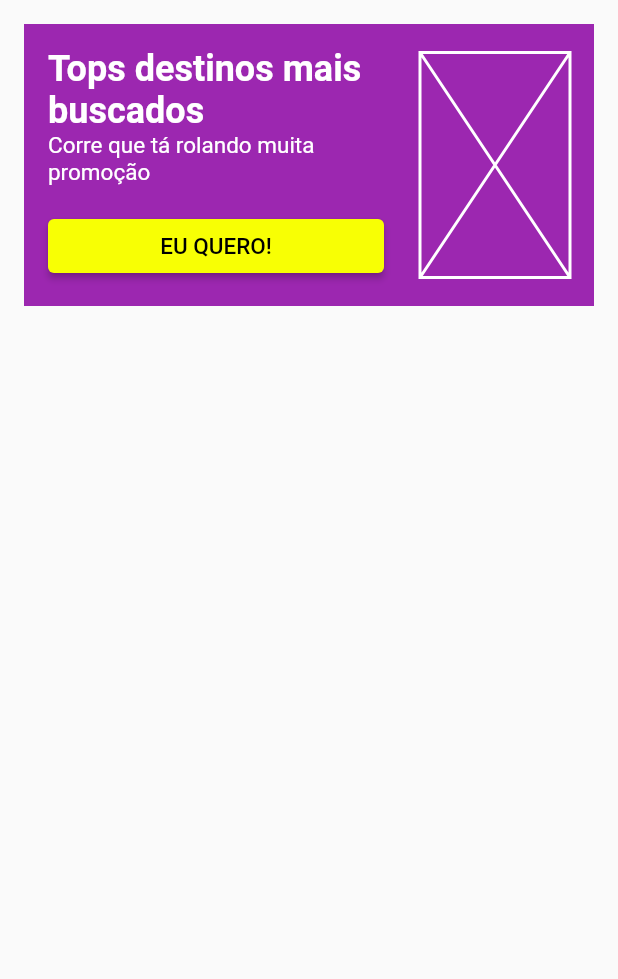
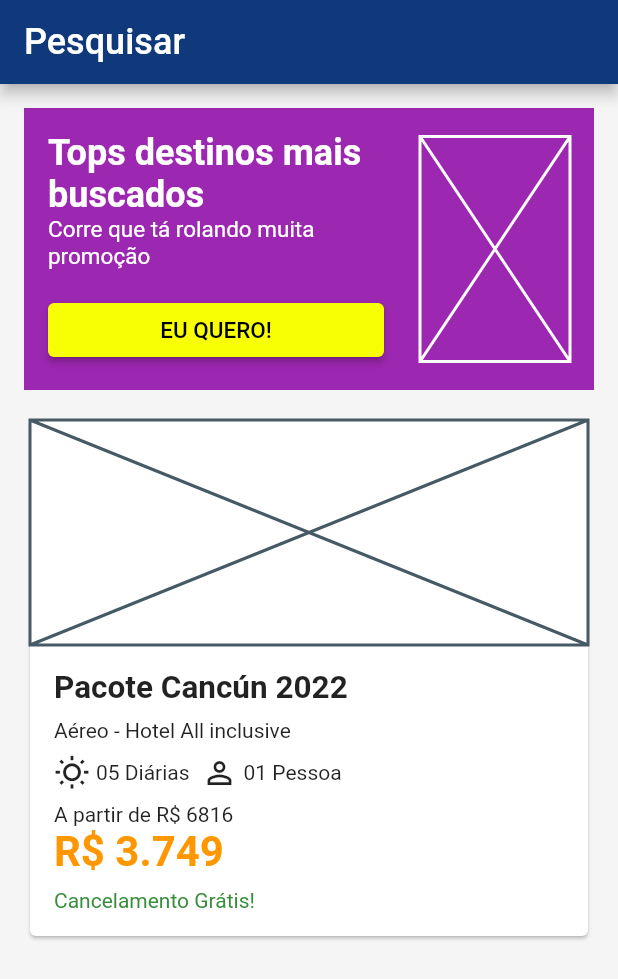
Before and after one commit to tarsisms/aula_914, a Flutter app: the screen it shows after launch, on a phone screen of 412 x 824 dp. Shown: the top 979 px of the screen. Run offline on Flutter 3.47's test engine with Material 2 defaults, Android fonts, the phone set to English and light mode, and no system bars.

Commit message:
Aula 07 - Interfaces Gráficas - 17/05
Nesta aula foram abordados elementos de interface gráfica por meio do  desenvolvimento de telas semelhantes ao aplicativo Hotel Urbano.

```diff
--- a/lib/home_page.dart
+++ b/lib/home_page.dart
@@ -11,10 +11,22 @@ class _HomePageState extends State<HomePage> {
   @override
   Widget build(BuildContext context) {
     return Scaffold(
-        body: ListView(
+      appBar: AppBar(
+        centerTitle: false,
+        backgroundColor: Color(0xFF10397B),
+        title: Text(
+          'Pesquisar',
+          style: TextStyle(
+            fontSize: 24
+          ),
+        ),
+      ),
+      backgroundColor: Colors.grey[100],
+      body: Padding(
+        padding: const EdgeInsets.all(16.0),
+        child: ListView(
           children: [
             Container(
-            margin: const EdgeInsets.all(16),
                 padding: const EdgeInsets.all(16),
                 color: Colors.purple,
                 child: Row(
@@ -63,7 +75,63 @@ class _HomePageState extends State<HomePage> {
                     ),
                   ],
                 )),
+            SizedBox(height: 16),
+            Card(
+              child: Column(
+                children: [
+                  Placeholder(fallbackHeight: 150),
+                  Padding(
+                    padding: const EdgeInsets.all(16),
+                    child: Column(
+                      crossAxisAlignment: CrossAxisAlignment.start,
+                      children: [
+                        Text(
+                          'Pacote Cancún 2022',
+                          style: TextStyle(
+                            fontSize: 21,
+                            fontWeight: FontWeight.bold,
+                          ),
+                        ),
+                        SizedBox(height: 8),
+                        Text('Aéreo - Hotel All inclusive'),
+                        SizedBox(height: 8),
+                        Row(
+                          children: [
+                            Icon(Icons.wb_sunny_outlined),
+                            SizedBox(width: 4),
+                            Text('05 Diárias'),
+                            SizedBox(width: 8),
+                            Icon(Icons.person_outline),
+                            SizedBox(width: 4),
+                            Text('01 Pessoa'),
                           ],
-    ));
+                        ),
+                        SizedBox(height: 8),
+                        Text('A partir de R\$ 6816'),
+                        Text(
+                          'R\$ 3.749',
+                          style: TextStyle(
+                            color: Colors.orange,
+                            fontSize: 28,
+                            fontWeight: FontWeight.bold,
+                          ),
+                        ),
+                        SizedBox(height: 8),
+                        Text(
+                          'Cancelamento Grátis!',
+                          style: TextStyle(
+                            color: Colors.green[700],
+                          ),
+                        ),
+                      ],
+                    ),
+                  )
+                ],
+              ),
+            ),
+          ],
+        ),
+      ),
+    );
   }
 }
```
Lines whose indentation alone changed are shown as unchanged.
